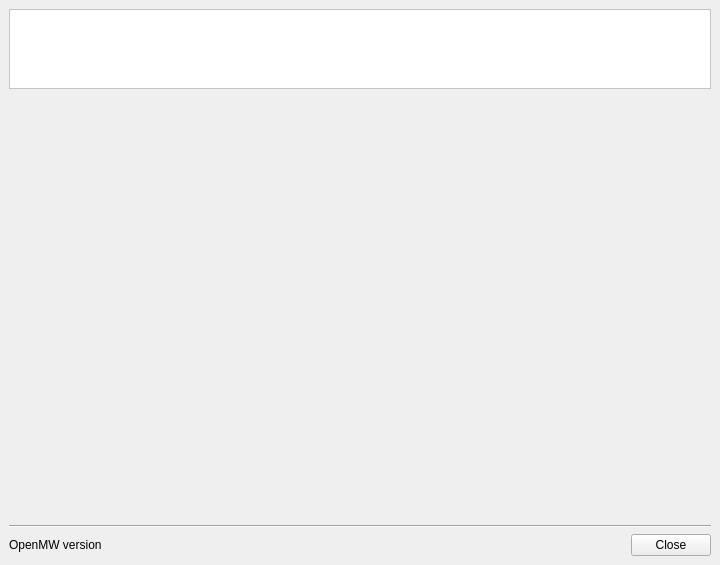
First picture: the form in files/ui/mainwindow.ui, repository sunhawken/openmw, before the edit.
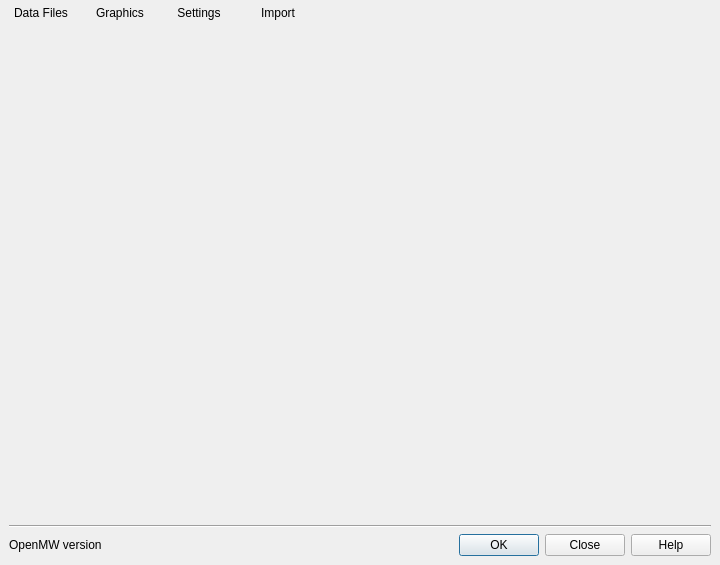
Second picture: the form after the edit. Icons and pictures are not drawn.

```diff
--- a/files/ui/mainwindow.ui
+++ b/files/ui/mainwindow.ui
@@ -25,32 +25,6 @@
   </property>
   <widget class="QWidget" name="centralwidget">
    <layout class="QVBoxLayout" name="verticalLayout_2">
-    <item>
-     <widget class="QListWidget" name="iconWidget">
-      <property name="minimumSize">
-       <size>
-        <width>400</width>
-        <height>80</height>
-       </size>
-      </property>
-      <property name="maximumSize">
-       <size>
-        <width>16777215</width>
-        <height>80</height>
-       </size>
-      </property>
-      <property name="styleSheet">
-       <string notr="true">#iconWidget {
-    background-image: url(&quot;:/images/openmw-header.png&quot;);
-    background-color: palette(base);
-    background-repeat: no-repeat;
-    background-attachment: scroll;
-    background-position: right;
-}
-</string>
-      </property>
-     </widget>
-    </item>
     <item>
      <widget class="QStackedWidget" name="pagesWidget"/>
     </item>
@@ -86,7 +60,7 @@
       <item>
        <widget class="QDialogButtonBox" name="buttonBox">
         <property name="standardButtons">
-         <set>QDialogButtonBox::Close</set>
+         <set>QDialogButtonBox::Close|QDialogButtonBox::Help|QDialogButtonBox::Ok</set>
         </property>
        </widget>
       </item>
@@ -94,6 +68,119 @@
     </item>
    </layout>
   </widget>
+  <widget class="QToolBar" name="toolBar">
+   <property name="windowTitle">
+    <string>toolBar</string>
+   </property>
+   <property name="layoutDirection">
+    <enum>Qt::LeftToRight</enum>
+   </property>
+   <property name="styleSheet">
+    <string notr="true">QToolBar {
+	background-attachment: fixed;
+	background-image: url(:/images/openmw-header.png);
+	background-repeat: none;
+	background-position: right;
+	border: 0px;
+}
+
+QToolButton {
+	min-width: 70px;
+}
+</string>
+   </property>
+   <property name="movable">
+    <bool>false</bool>
+   </property>
+   <property name="iconSize">
+    <size>
+     <width>48</width>
+     <height>48</height>
+    </size>
+   </property>
+   <property name="toolButtonStyle">
+    <enum>Qt::ToolButtonTextUnderIcon</enum>
+   </property>
+   <property name="floatable">
+    <bool>false</bool>
+   </property>
+   <attribute name="toolBarArea">
+    <enum>TopToolBarArea</enum>
+   </attribute>
+   <attribute name="toolBarBreak">
+    <bool>false</bool>
+   </attribute>
+   <addaction name="dataAction"/>
+   <addaction name="graphicsAction"/>
+   <addaction name="settingsAction"/>
+   <addaction name="importAction"/>
+  </widget>
+  <action name="dataAction">
+   <property name="checkable">
+    <bool>true</bool>
+   </property>
+   <property name="icon">
+    <iconset resource="../launcher/launcher.qrc">
+     <normaloff>:/images/openmw-plugin.png</normaloff>:/images/openmw-plugin.png</iconset>
+   </property>
+   <property name="text">
+    <string>Data Files</string>
+   </property>
+   <property name="toolTip">
+    <string>Allows to setup data files and directories</string>
+   </property>
+   <property name="statusTip">
+    <string/>
+   </property>
+   <property name="whatsThis">
+    <string/>
+   </property>
+  </action>
+  <action name="graphicsAction">
+   <property name="checkable">
+    <bool>true</bool>
+   </property>
+   <property name="icon">
+    <iconset resource="../launcher/launcher.qrc">
+     <normaloff>:/images/preferences-video.png</normaloff>:/images/preferences-video.png</iconset>
+   </property>
+   <property name="text">
+    <string>Graphics</string>
+   </property>
+   <property name="toolTip">
+    <string>Allows to change graphics settings</string>
+   </property>
+  </action>
+  <action name="settingsAction">
+   <property name="checkable">
+    <bool>true</bool>
+   </property>
+   <property name="icon">
+    <iconset resource="../launcher/launcher.qrc">
+     <normaloff>:/images/preferences.png</normaloff>:/images/preferences.png</iconset>
+   </property>
+   <property name="text">
+    <string>Settings</string>
+   </property>
+   <property name="toolTip">
+    <string>Allows to tweak engine settings</string>
+   </property>
+  </action>
+  <action name="importAction">
+   <property name="checkable">
+    <bool>true</bool>
+   </property>
+   <property name="icon">
+    <iconset resource="../launcher/launcher.qrc">
+     <normaloff>:/images/preferences-advanced.png</normaloff>:/images/preferences-advanced.png</iconset>
+   </property>
+   <property name="text">
+    <string>Import</string>
+   </property>
+   <property name="toolTip">
+    <string>Allows to import data from original engine</string>
+   </property>
+  </action>
  </widget>
  <resources>
   <include location="../launcher/launcher.qrc"/>
```
